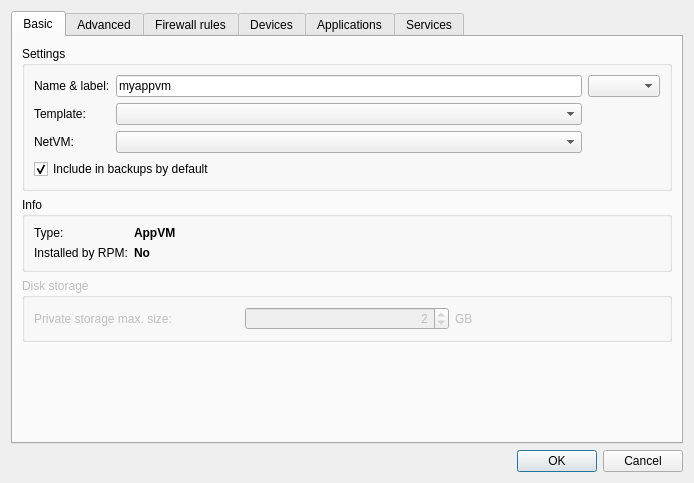
QubesOS/qubes-manager, file settingsdlg.ui: the form before one commit.
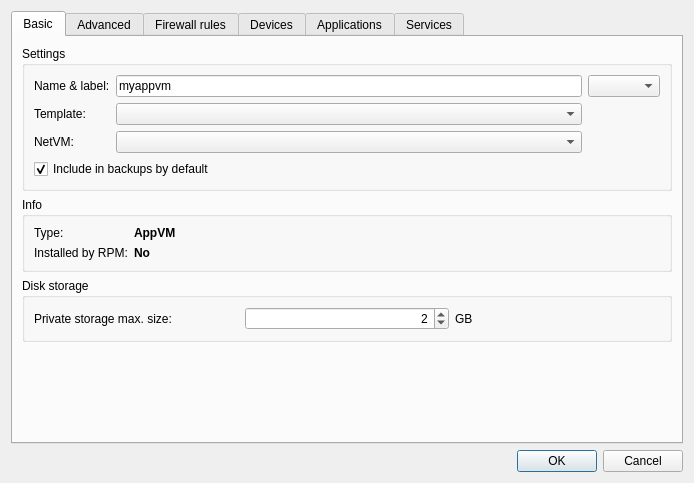
The form after the commit. Icons and pictures are not drawn.

Commit message: Vm private storage size editable in settings.

Diff of the .ui file:
```diff
--- a/settingsdlg.ui
+++ b/settingsdlg.ui
@@ -160,7 +160,7 @@
          <item>
           <widget class="QGroupBox" name="groupBox">
            <property name="enabled">
-            <bool>false</bool>
+            <bool>true</bool>
            </property>
            <property name="title">
             <string>Disk storage</string>
@@ -169,7 +169,7 @@
             <item row="0" column="1">
              <widget class="QSpinBox" name="priv_size">
               <property name="enabled">
-               <bool>false</bool>
+               <bool>true</bool>
               </property>
               <property name="alignment">
                <set>Qt::AlignRight|Qt::AlignTrailing|Qt::AlignVCenter</set>
```
The commit also changes 1 other file.
